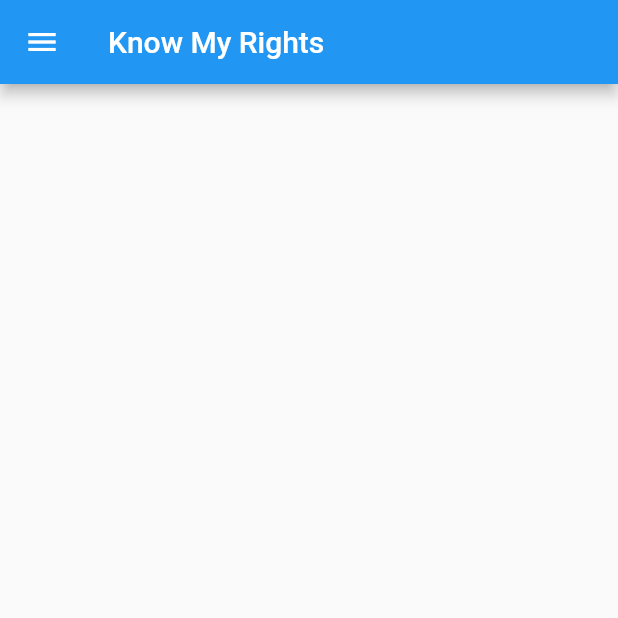
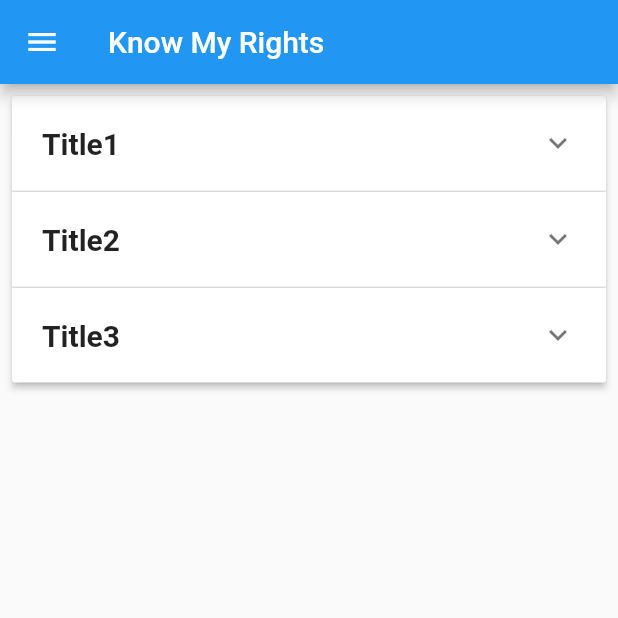
Before and after one commit to lfbettcher/BLM_hackathon, a Flutter app: the MyRights screen opened directly, on a phone screen of 412 x 824 dp, the top half of it. Run offline on Flutter 3.47's test engine with Material 2 defaults, Android fonts, the phone set to English and light mode, and no system bars; our stand-ins replace cloud_firestore, firebase_auth, flutter_spinkit, geolocator, image_picker, percent_indicator; missing offline and left inert: firebase_ml_vision, twilio_flutter; accounts and stored records are empty.

```diff
--- a/lib/screens/menuActions/know_my_rights/know_my_rights.dart
+++ b/lib/screens/menuActions/know_my_rights/know_my_rights.dart
@@ -10,21 +10,63 @@ import 'package:blmhackathon/shared/navigationMenu.dart';
 
 class MyRights extends StatefulWidget {
   @override
-  _MyRightsState createState() => _MyRightsState();
+  _MyRightsState createState() => _MyRightsState([
+    Rights("Title1", "body text", false),
+    Rights("Title2", "body text", false),
+    Rights("Title3", "body text", false),
+  ]);
 }
 
 class _MyRightsState extends State<MyRights> {
+  List<Rights> _list;
+
+  _MyRightsState(this._list);
+
+  _onExpansion(int index, bool isExpanded) {
+    setState(() {
+      _list[index].expanded = !(_list[index].expanded);
+    });
+  }
+
   @override
   Widget build(BuildContext context) {
     final user = Provider.of<User>(context);
     final AuthService _auth = AuthService();
 
+    List<ExpansionPanel> myRights = [];
+    for (int i = 0, li = _list.length; i < li; i++) {
+      var expansionData = _list[i];
+      myRights.add(ExpansionPanel(
+          headerBuilder: (BuildContext context, bool isExpanded) {
+            return Padding(
+                padding: EdgeInsets.all(20.0),
+                child: Text(expansionData._title,
+                    style: TextStyle(fontSize: 20.0, fontWeight: FontWeight.bold
+                    )
+                )
+            );
+          },
+          body: Padding(
+              padding: EdgeInsets.all(20.0),
+              child: Text(expansionData._body,
+                  style: TextStyle(
+                      fontSize: 20.0,
+                      fontStyle: FontStyle.italic
+                  )
+              )
+          ),
+          isExpanded: expansionData._expanded
+      )
+      );
+    }
+
     return StreamBuilder<UserData>(
         stream: DatabaseService(uid: user.uid).userData,
-      builder: (context, snapshot){
-        if (snapshot.hasData){
+        builder: (context, snapshot) {
+          if (snapshot.hasData) {
             UserData userData = snapshot.data;
             return Scaffold(
+
                 ///menu slider window
                 drawer: NavigationMenu(),
 
@@ -34,14 +76,49 @@ class _MyRightsState extends State<MyRights> {
                 ),
 
                 ///body
-            ///to be implemented
-
+                body: SingleChildScrollView(
+                    child: Container(
+                      margin: const EdgeInsets.all(8.0),
+                      child: new ExpansionPanelList(
+                          children: myRights, expansionCallback: _onExpansion),
+                    )
+                )
             );
-         }
-        else{
+          } else {
             return Loading();
           }
         }
     );
   }
 }
+
+class Rights {
+  String _title, _body;
+  bool _expanded;
+
+  Rights(this._title, this._body, this._expanded);
+
+  @override
+  String toString() {
+    return "Rights(_title: $_title, _body: $_body, _expanded: $_expanded)";
+  }
+
+  bool get expanded => _expanded;
+
+  set expanded(bool value) {
+    _expanded = value;
+  }
+
+  get body => _body;
+
+  set body(value) {
+    _body = value;
+  }
+
+  String get title => _title;
+
+  set title(String value) {
+    _title = value;
+  }
+
+}
```
Lines whose indentation alone changed are shown as unchanged.
